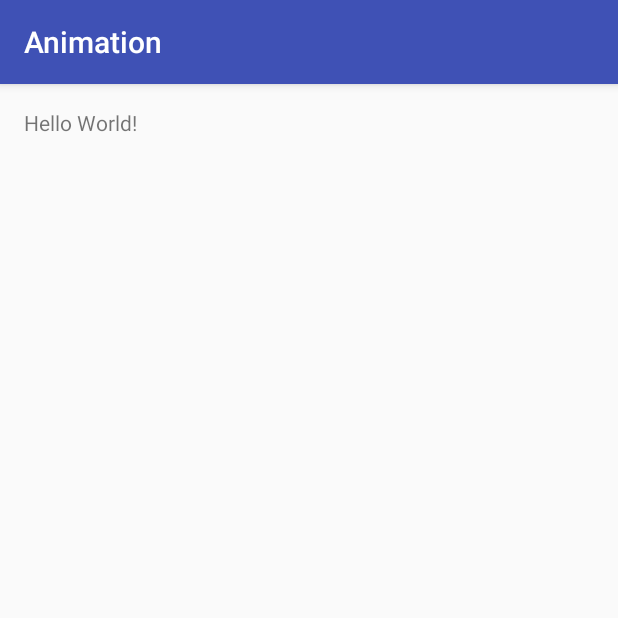
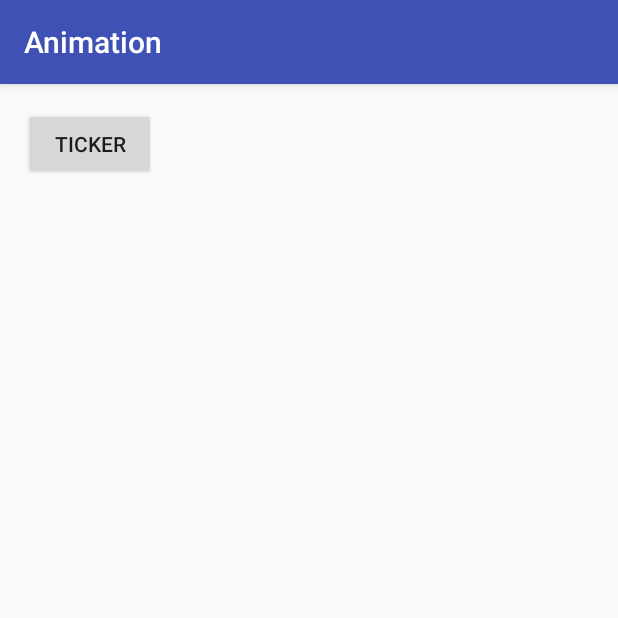
Before and after one commit to Kirchhoff-/Animation, an Android app: the screen it shows after launch (MainActivity), on a phone screen of 412 x 824 dp, the top half of it. Run offline under Robolectric (Android 15) with nearby library versions, the phone set to English and light mode, and no system bars.

Commit message:
Test Ticker library

```diff
--- a/app/build.gradle
+++ b/app/build.gradle
@@ -23,4 +23,6 @@ dependencies {
     compile fileTree(dir: 'libs', include: ['*.jar'])
     testCompile 'junit:junit:4.12'
     compile 'com.android.support:appcompat-v7:23.4.0'
+
+    compile 'com.robinhood.ticker:ticker:1.1.0'
 }
--- a/app/src/main/java/com/kirchhoff/animation/MainActivity.java
+++ b/app/src/main/java/com/kirchhoff/animation/MainActivity.java
@@ -1,13 +1,43 @@
 package com.kirchhoff.animation;
 
+import android.content.Intent;
 import android.support.v7.app.AppCompatActivity;
 import android.os.Bundle;
+import android.view.View;
+import android.widget.Button;
 
-public class MainActivity extends AppCompatActivity {
+import com.kirchhoff.animation.ticker.TickerActivity;
+
+/**
+ * @author Kirchhoff-
+ */
+public class MainActivity extends AppCompatActivity implements View.OnClickListener {
+
+    private Intent intent;
 
     @Override
     protected void onCreate(Bundle savedInstanceState) {
         super.onCreate(savedInstanceState);
         setContentView(R.layout.activity_main);
+
+        Button ticker = (Button) findViewById(R.id.ticker);
+
+
+        ticker.setOnClickListener(this);
+    }
+
+    @Override
+    public void onClick(View v) {
+        switch (v.getId()){
+
+            /**
+             * Ticker library
+             * https://github.com/robinhood/ticker
+             */
+            case R.id.ticker:
+                intent = new Intent(this, TickerActivity.class);
+                startActivity(intent);
+                break;
+        }
     }
 }
--- a/app/src/main/res/layout/activity_main.xml
+++ b/app/src/main/res/layout/activity_main.xml
@@ -1,5 +1,5 @@
 <?xml version="1.0" encoding="utf-8"?>
-<RelativeLayout xmlns:android="http://schemas.android.com/apk/res/android"
+<LinearLayout xmlns:android="http://schemas.android.com/apk/res/android"
     xmlns:tools="http://schemas.android.com/tools"
     android:layout_width="match_parent"
     android:layout_height="match_parent"
@@ -7,10 +7,16 @@
     android:paddingLeft="@dimen/activity_horizontal_margin"
     android:paddingRight="@dimen/activity_horizontal_margin"
     android:paddingTop="@dimen/activity_vertical_margin"
+    android:orientation="vertical"
     tools:context="com.kirchhoff.animation.MainActivity">
 
-    <TextView
+
+    <Button
+        android:id="@+id/ticker"
         android:layout_width="wrap_content"
         android:layout_height="wrap_content"
-        android:text="Hello World!" />
-</RelativeLayout>
+        android:text="@string/ticker.library"/>
+
+
+
+</LinearLayout>
--- a/app/src/main/res/values/strings.xml
+++ b/app/src/main/res/values/strings.xml
@@ -1,3 +1,4 @@
 <resources>
     <string name="app_name">Animation</string>
+    <string name="ticker.library">Ticker</string>
 </resources>
```
Also changed, not shown: app/src/main/AndroidManifest.xml (+7 -0 lines), app/src/main/java/com/kirchhoff/animation/ticker/TickerActivity.java (added, +103 -0 lines), app/src/main/res/layout/ticker_activity.xml (added, +34 -0 lines).
